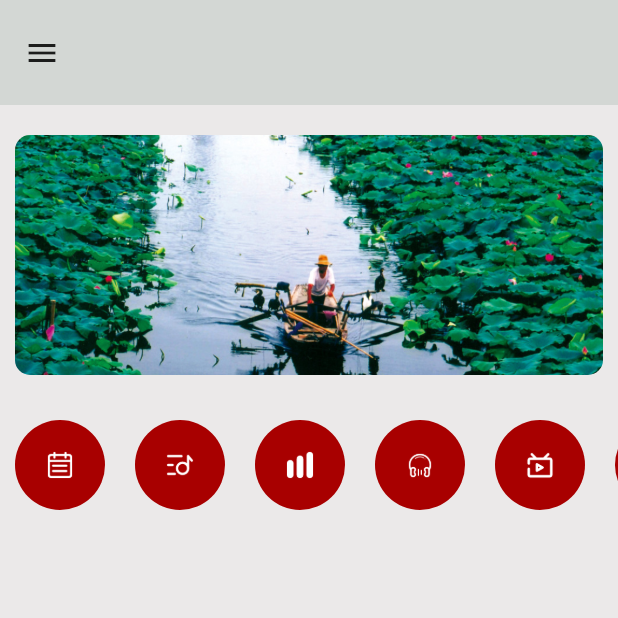
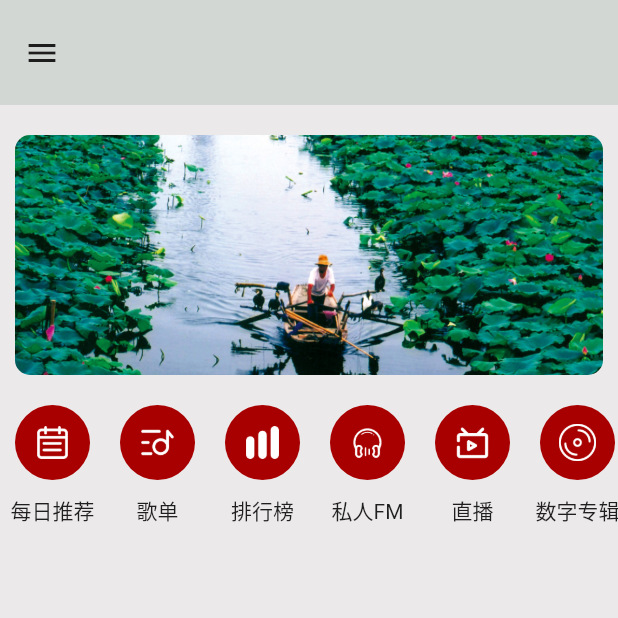
Before and after one commit to micki-zhou/potato, a Flutter app: the HomePage screen opened directly, on a phone screen of 412 x 824 dp, the top half of it. Run offline on Flutter 3.47's test engine with Material 2 defaults, Android fonts, the phone set to English and light mode, and no system bars; our stand-ins replace shared_preferences, simple_animations; accounts and stored records are empty.

Commit message:
add recomend widget

```diff
--- a/lib/ui/home.dart
+++ b/lib/ui/home.dart
@@ -28,6 +28,7 @@ class _HomePageState extends State<HomePage> {
     'images/icon_home_album.png',
     'images/icon_home_chat.png'
   ];
+  List<String> recomendStrs = ['每日推荐', '歌单', '排行榜', '私人FM', '直播', '数字专辑', '唱聊'];
 
   @override
   void initState() {
@@ -139,13 +140,15 @@ class _HomePageState extends State<HomePage> {
   // 处理获取每日推荐列表
   List<Widget> _getDailyRecommend() {
     List<Widget> result = new List();
-    for (String url in recomendUrls) {
-      result.add(Stack(
+    for (var i = 0; i < recomendUrls.length; i++) {
+      result.add(Column(
+        children: [
+          Stack(
             alignment: Alignment.center,
             children: <Widget>[
               Container(
-            height: 60,
-            width: 60,
+                height: 50,
+                width: 50,
                 margin: EdgeInsets.all(10),
                 // color: MyColors.theme,
                 decoration: BoxDecoration(
@@ -157,10 +160,13 @@ class _HomePageState extends State<HomePage> {
                 ),
               ),
               Image(
-            image: AssetImage(url),
-            height: 20,
-            width: 20,
+                image: AssetImage(recomendUrls[i]),
+                height: 25,
+                width: 25,
               ),
+            ],
+          ),
+          Text(recomendStrs[i]),
         ],
       ));
     }
```
Lines whose indentation alone changed are shown as unchanged.
